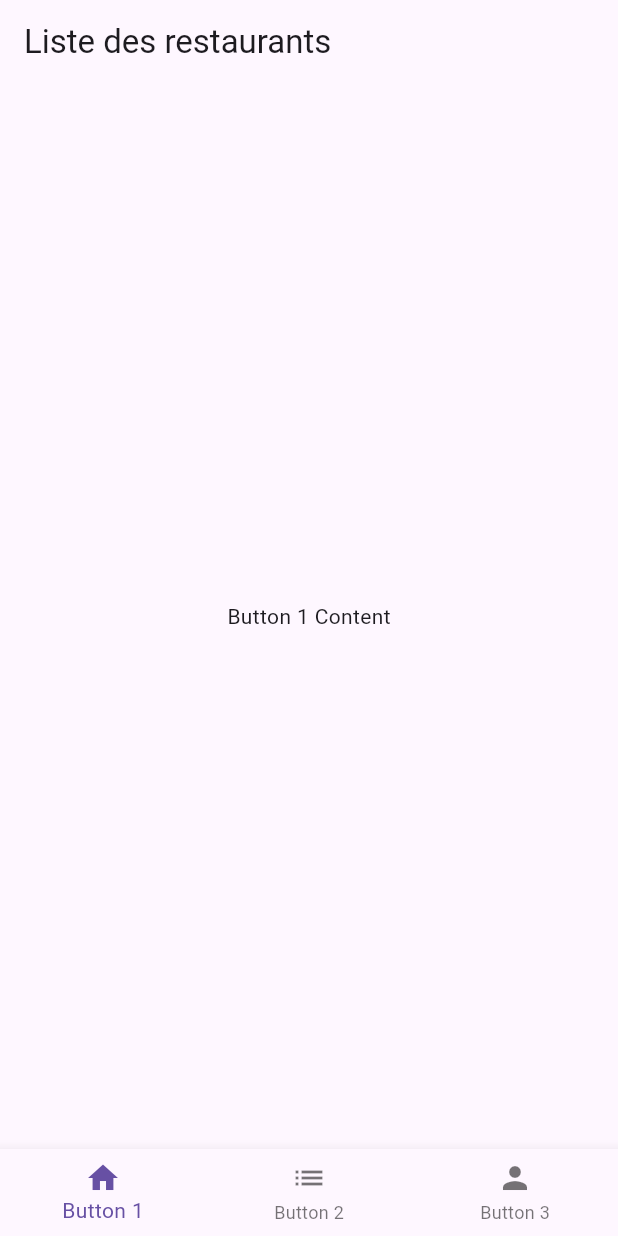
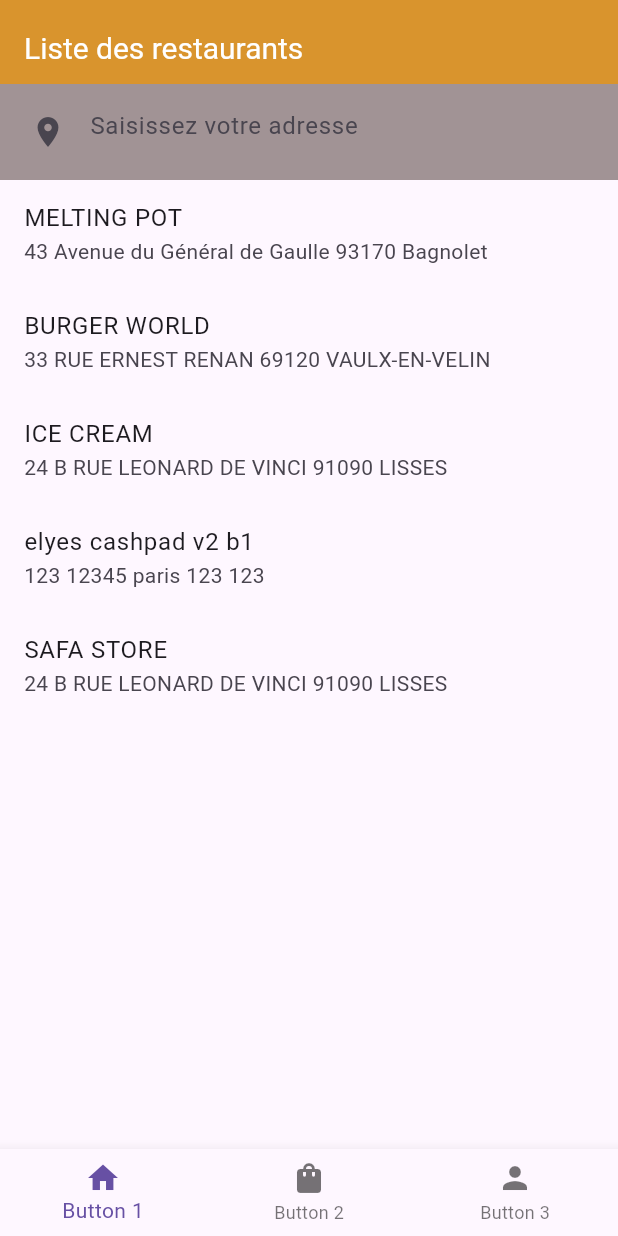
Before and after one commit to Dalel1akremi/flutterProject, a Flutter app: the screen it shows after launch, on a phone screen of 412 x 824 dp. Run offline on Flutter 3.47's test engine with Material 3 defaults, Android fonts, the phone set to English and light mode, and no system bars.

Commit message:
feat:fix `main` page

```diff
--- a/FLUTTER/demo/lib/main.dart
+++ b/FLUTTER/demo/lib/main.dart
@@ -1,4 +1,6 @@
 import 'package:flutter/material.dart';
+import 'commande.dart';
+import 'profile.dart';
 
 void main() {
   runApp(MyApp());
@@ -8,42 +10,60 @@ class MyApp extends StatelessWidget {
   @override
   Widget build(BuildContext context) {
     return MaterialApp(
-      home: MyHomePage(),
+      debugShowCheckedModeBanner: false,
+      home: HomeScreen(),
     );
   }
 }
 
-class MyHomePage extends StatefulWidget {
-  @override
-  _MyHomePageState createState() => _MyHomePageState();
-}
-
-class _MyHomePageState extends State<MyHomePage> {
-  int _currentIndex = 0;
-
+class HomeScreen extends StatelessWidget {
   @override
   Widget build(BuildContext context) {
     return Scaffold(
       appBar: AppBar(
-        title: Text('Liste des restaurants'),
+        backgroundColor: Color.fromARGB(222, 212, 133, 14),
+        title: Column(
+          crossAxisAlignment: CrossAxisAlignment.start,
+          children: [
+            Padding(
+              padding: const EdgeInsets.only(top: 8.0),
+              child: Text(
+                'Liste des restaurants',
+                style: TextStyle(fontSize: 20, color: Colors.white),
               ),
-      body: Center(
-        child: _buildPage(_currentIndex),
+            ),
+          ],
+        ),
+      ),
+      body: Column(
+        children: [
+          Container(
+            color: Color.fromARGB(181, 123, 106, 106),
+            padding: EdgeInsets.all(8.0),
+            child: TextField(
+              decoration: InputDecoration(
+                prefixIcon: Icon(Icons.location_on),
+                hintText: 'Saisissez votre adresse',
+                border: InputBorder.none,
+              ),
+              onChanged: (value) {
+                print('Search query: $value');
+              },
+            ),
+          ),
+          Expanded(
+            child: RestaurantList(),
+          ),
+        ],
       ),
       bottomNavigationBar: BottomNavigationBar(
-        currentIndex: _currentIndex,
-        onTap: (index) {
-          setState(() {
-            _currentIndex = index;
-          });
-        },
         items: [
           BottomNavigationBarItem(
             icon: Icon(Icons.home),
             label: 'Button 1',
           ),
           BottomNavigationBarItem(
-            icon: Icon(Icons.list),
+            icon: Icon(Icons.shopping_bag),
             label: 'Button 2',
           ),
           BottomNavigationBarItem(
@@ -51,55 +71,69 @@ class _MyHomePageState extends State<MyHomePage> {
             label: 'Button 3',
           ),
         ],
-      ),
+        onTap: (index) {
+          // Handle bottom navigation bar taps
+          if (index == 0) {
+            // Navigate to the CommandePage when Button 2 is pressed
+            Navigator.push(
+              context,
+              MaterialPageRoute(builder: (context) => HomeScreen()),
             );
           }
-
-  Widget _buildPage(int index) {
-    switch (index) {
-      case 0:
-        return Center(
-          child: Text('Button 1 Content'),
+          if (index == 1) {
+            // Navigate to the CommandePage when Button 2 is pressed
+            Navigator.push(
+              context,
+              MaterialPageRoute(builder: (context) => CommandeApp()),
             );
-      case 1:
-        return Center(
-          child: Text('Button 2 Content'),
+          }
+          if (index == 2) {
+            // Navigate to the CommandePage when Button 2 is pressed
+            Navigator.push(
+              context,
+              MaterialPageRoute(builder: (context) => ProfilePage()),
             );
-      case 2:
-        return _buildLoginPage();
-
-      default:
-        return Container();
           }
-  }
-
-  Widget _buildLoginPage() {
-    return Padding(
-      padding: const EdgeInsets.all(16.0),
-      child: Column(
-        mainAxisAlignment: MainAxisAlignment.center,
-        children: [
-          TextField(
-            decoration: InputDecoration(
-              labelText: 'Email',
-            ),
-          ),
-          SizedBox(height: 20),
-          TextField(
-            obscureText: true,
-            decoration: InputDecoration(
-              labelText: 'Password',
-            ),
-          ),
-          SizedBox(height: 20),
-          ElevatedButton(
-            onPressed: () {
-              // Perform login/authentication logic here
         },
-            child: Text('Login'),
-          ),
-        ],
       ),
     );
   }
 }
+
+class Restaurant {
+  String name;
+  String address;
+  String status;
+
+  Restaurant(this.name, this.address, this.status);
+}
+
+class RestaurantList extends StatefulWidget {
+  @override
+  _RestaurantListState createState() => _RestaurantListState();
+}
+
+class _RestaurantListState extends State<RestaurantList> {
+  List<Restaurant> _restaurants = [
+    Restaurant(
+        "MELTING POT", "43 Avenue du Général de Gaulle 93170 Bagnolet", ""),
+    Restaurant("BURGER WORLD", "33 RUE ERNEST RENAN 69120 VAULX-EN-VELIN", ""),
+    Restaurant("ICE CREAM", "24 B RUE LEONARD DE VINCI 91090 LISSES", ""),
+    Restaurant("elyes cashpad v2 b1", "123 12345 paris 123 123", ""),
+    Restaurant("SAFA STORE", "24 B RUE LEONARD DE VINCI 91090 LISSES", ""),
+  ];
+
+  @override
+  Widget build(BuildContext context) {
+    return ListView.builder(
+      itemCount: _restaurants.length,
+      itemBuilder: (context, index) {
+        return ListTile(
+          title: Text(_restaurants[index].name),
+          subtitle: Text(_restaurants[index].address),
+          trailing: Text(_restaurants[index].status),
+        );
+      },
+    );
+  }
+}
```
Also changed, not shown: 1 other file. Lines whose indentation alone changed are shown as unchanged.
